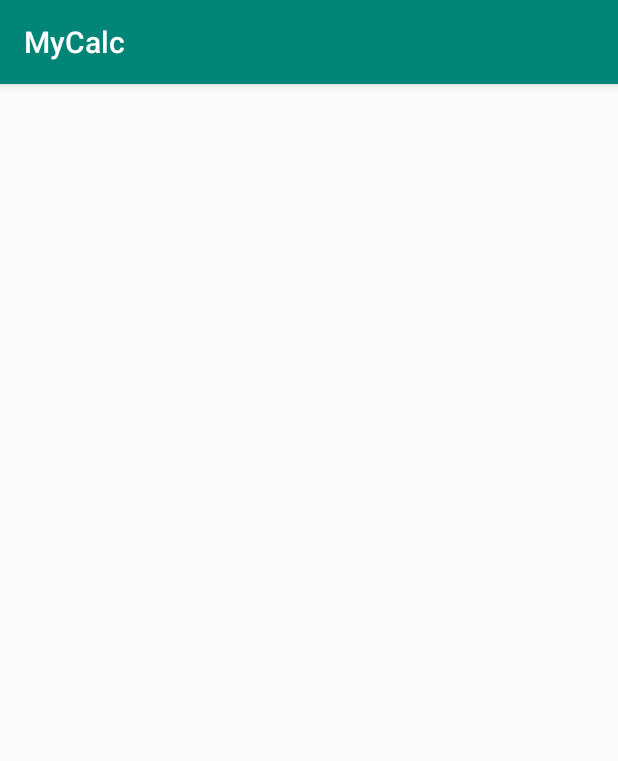
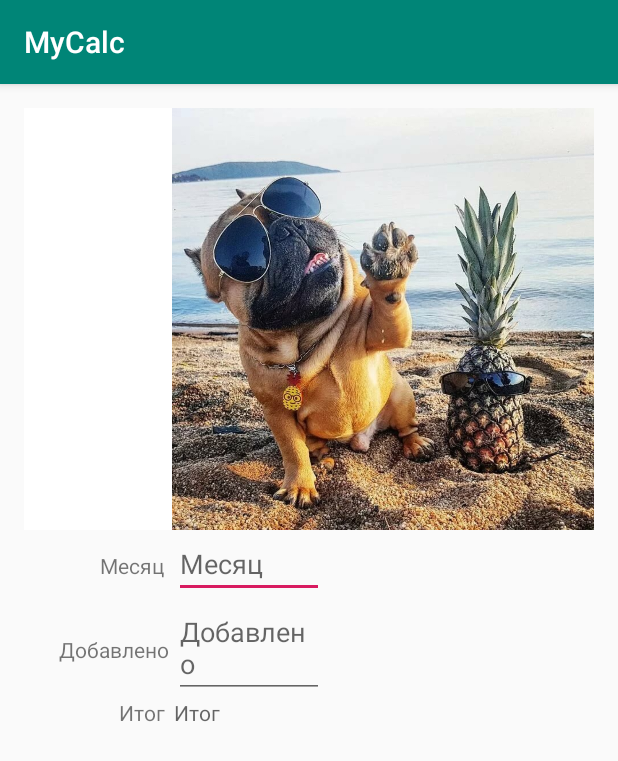
Before and after one commit to DarTiess/MyCalculationPourMonHomme, an Android app: the DepositActivity screen opened directly, with no data from a screen before it, on a phone screen of 412 x 824 dp. Shown: the top 761 px of the screen. Run offline under Robolectric (Android 15) with nearby library versions, the phone set to English and light mode, and no system bars.

Commit message:
add Deposit dataBase(part2)

```diff
--- a/src/main/java/com/example/mycalc/DataBaseDeposit.java
+++ b/src/main/java/com/example/mycalc/DataBaseDeposit.java
@@ -30,6 +30,12 @@ public class DataBaseDeposit extends SQLiteOpenHelper {
                 + " TEXT, " + COLUMN_ADDMONTHLY
                 + " INTEGER, " + COLUMN_TOTALDEPOSIT+" INTEGER);");
 
+
+       /* depositCursor=db.rawQuery("select  * from "
+                + DataBaseWeek.TABLE+" ORDER BY _ID DESC LIMIT 1", null);
+      depositCursor.moveToFirst();
+       int depositTotal=Integer.parseInt(depositCursor.getString(3));*/
+
         db.execSQL("INSERT INTO "+ TABLE +" (" + COLUMN_MONTH + ", "+ COLUMN_ADDMONTHLY
                 + ", "+ COLUMN_TOTALDEPOSIT
                 + ") VALUES ('januar',6000,12500);");
--- a/src/main/java/com/example/mycalc/DepositActivity.java
+++ b/src/main/java/com/example/mycalc/DepositActivity.java
@@ -1,16 +1,66 @@
 package com.example.mycalc;
 
+import android.content.Intent;
+import android.database.Cursor;
+import android.database.sqlite.SQLiteDatabase;
 import android.os.Bundle;
+import android.widget.EditText;
+import android.widget.TextView;
 
 import androidx.appcompat.app.AppCompatActivity;
 
 public class DepositActivity extends AppCompatActivity {
 
+    EditText msName;
+    EditText moneyBox;
+    TextView endmoneyBox;
+
+
+    DataBaseDeposit sqlDepositHelper;
+    SQLiteDatabase db;
+    Cursor depositCursor;
+    long Id=0;
+
     @Override
     protected void onCreate(Bundle savedInstanceState) {
         super.onCreate(savedInstanceState);
         setContentView(R.layout.activity_deposit);
+
+        msName=(EditText)findViewById(R.id.msName);
+        moneyBox=(EditText)findViewById(R.id.money);
+        endmoneyBox=(TextView)findViewById(R.id.endmoney);
+
+        sqlDepositHelper=new DataBaseDeposit(this);
+        db=sqlDepositHelper.getWritableDatabase();
+
+        Bundle extras=getIntent().getExtras();
+        if(extras!=null){
+            Id=extras.getLong("id");
+        }
+        if(Id>0){
+            depositCursor=db.rawQuery("select * from "+DataBaseDeposit.TABLE+" where "+
+                    DataBaseDeposit.COLUMN_ID + "=?", new String[]{String.valueOf(Id)});
+            depositCursor.moveToFirst();
+            msName.setText(depositCursor.getString(1));
+            moneyBox.setText(depositCursor.getString(2));
+            endmoneyBox.setText(String.valueOf(depositCursor.getInt(3)));
+            depositCursor.close();
+        } else {
+            goHome();
+        }
+
+
+
+
     }
 
 
+    private void goHome(){
+
+        db.close();
+
+        Intent intent = new Intent(this, MainActivity.class);
+        intent.addFlags(Intent.FLAG_ACTIVITY_CLEAR_TOP | Intent.FLAG_ACTIVITY_SINGLE_TOP);
+        startActivity(intent);
+    }
 }
--- a/src/main/res/layout/activity_deposit.xml
+++ b/src/main/res/layout/activity_deposit.xml
@@ -1,9 +1,64 @@
 <?xml version="1.0" encoding="utf-8"?>
-<android.support.constraint.ConstraintLayout xmlns:android="http://schemas.android.com/apk/res/android"
-    xmlns:app="http://schemas.android.com/apk/res-auto"
+<LinearLayout xmlns:android="http://schemas.android.com/apk/res/android"
     xmlns:tools="http://schemas.android.com/tools"
+    android:orientation="vertical"
     android:layout_width="match_parent"
     android:layout_height="match_parent"
-    tools:context=".DepositActivity">
+    android:padding="16dp">
 
-</android.support.constraint.ConstraintLayout>
+    <ImageView
+        android:layout_width="match_parent"
+        android:layout_height="281dp"
+        android:background="#FFFFFF"
+        android:scaleType="fitEnd"
+        android:src="@drawable/sad" />
+    <LinearLayout
+        android:layout_width="wrap_content"
+        android:layout_height="wrap_content"
+        android:orientation="horizontal">
+        <TextView
+            android:layout_width="100dp"
+            android:layout_height="wrap_content"
+            android:text="Месяц  "
+            android:textAlignment="textEnd"/>
+        <EditText
+            android:id="@+id/msName"
+            android:layout_width="100dp"
+            android:layout_height="wrap_content"
+            android:hint="Месяц"/>
+    </LinearLayout>
+    <LinearLayout
+        android:layout_width="wrap_content"
+        android:layout_height="wrap_content"
+        android:orientation="horizontal">
+        <TextView
+            android:layout_width="100dp"
+            android:layout_height="wrap_content"
+            android:text="Добавлено "
+            android:textAlignment="textEnd"/>
+        <EditText
+            android:id="@+id/money"
+            android:layout_width="100dp"
+            android:layout_height="wrap_content"
+            android:hint="Добавлено"/>
+
+    </LinearLayout>
+
+    <LinearLayout
+        android:layout_width="wrap_content"
+        android:layout_height="wrap_content"
+        android:orientation="horizontal">
+        <TextView
+            android:layout_width="100dp"
+            android:layout_height="wrap_content"
+            android:text="Итог  "
+            android:textAlignment="textEnd"/>
+        <TextView
+            android:id="@+id/endmoney"
+            android:layout_width="100dp"
+            android:layout_height="wrap_content"
+            android:hint="Итог"/>
+    </LinearLayout>
+
+
+</LinearLayout>
--- a/src/main/res/layout/activity_deposit_list.xml
+++ b/src/main/res/layout/activity_deposit_list.xml
@@ -4,6 +4,10 @@
     android:layout_height="match_parent"
     android:orientation="vertical"
     android:padding="16dp">
+    <TextView
+        android:layout_width="wrap_content"
+        android:layout_height="wrap_content"
+        android:id="@+id/Total_InDeposit"/>
     <ListView
         android:id="@+id/listOfDeposit"
         android:layout_width="match_parent"
```
Also changed, not shown: src/main/java/com/example/mycalc/DepositListActivity.java (+21 -3 lines), src/main/java/com/example/mycalc/MainActivity.java (+8 -1 lines), src/main/res/drawable-v24/sad.jpg (added).
